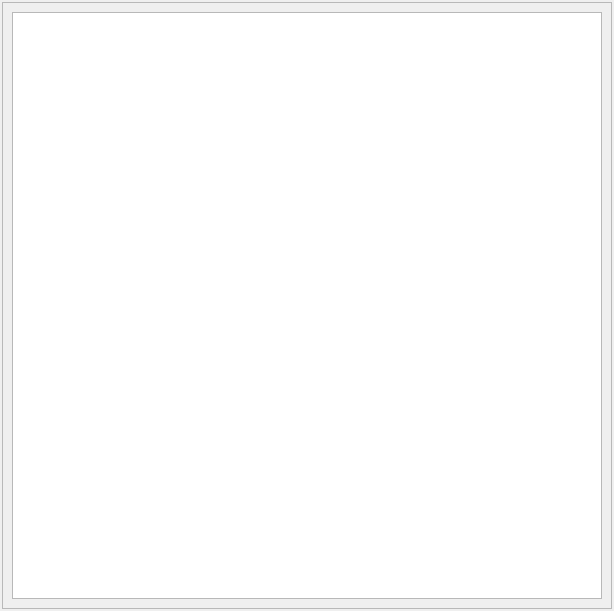
Before: the Qt Designer form Projects/Inspector/FileWidget.ui in ezEngine/ezEngine, drawn with Qt 5.
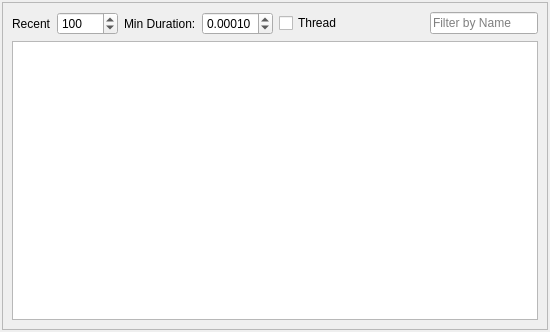
After: the same form once the commit is applied.

Patch:
```diff
--- a/Projects/Inspector/FileWidget.ui
+++ b/Projects/Inspector/FileWidget.ui
@@ -6,13 +6,13 @@
    <rect>
     <x>0</x>
     <y>0</y>
-    <width>614</width>
-    <height>611</height>
+    <width>550</width>
+    <height>332</height>
    </rect>
   </property>
   <property name="minimumSize">
    <size>
-    <width>300</width>
+    <width>429</width>
     <height>200</height>
    </size>
   </property>
@@ -56,7 +56,108 @@
       <property name="frameShadow">
        <enum>QFrame::Plain</enum>
       </property>
-      <layout class="QVBoxLayout" name="verticalLayout_4">
+      <layout class="QVBoxLayout" name="verticalLayout">
+       <item>
+        <layout class="QHBoxLayout" name="horizontalLayout">
+         <item>
+          <widget class="QLabel" name="label_2">
+           <property name="toolTip">
+            <string>&lt;html&gt;&lt;head/&gt;&lt;body&gt;&lt;p&gt;Limits the output to the most recent n activities. Set to zero to include all items.&lt;/p&gt;&lt;p&gt;Note that the limit does not take the sorting criteria into account but only how old an entry is.&lt;/p&gt;&lt;/body&gt;&lt;/html&gt;</string>
+           </property>
+           <property name="text">
+            <string>Recent</string>
+           </property>
+          </widget>
+         </item>
+         <item>
+          <widget class="QSpinBox" name="SpinLimitToRecent">
+           <property name="maximum">
+            <number>10000</number>
+           </property>
+           <property name="singleStep">
+            <number>10</number>
+           </property>
+           <property name="value">
+            <number>100</number>
+           </property>
+          </widget>
+         </item>
+         <item>
+          <widget class="QLabel" name="label">
+           <property name="text">
+            <string>Min Duration:</string>
+           </property>
+          </widget>
+         </item>
+         <item>
+          <widget class="QDoubleSpinBox" name="SpinMinDuration">
+           <property name="minimumSize">
+            <size>
+             <width>60</width>
+             <height>0</height>
+            </size>
+           </property>
+           <property name="toolTip">
+            <string>&lt;html&gt;&lt;head/&gt;&lt;body&gt;&lt;p&gt;All file operations that have a shorter blocking duration than this will not be shown.&lt;/p&gt;&lt;/body&gt;&lt;/html&gt;</string>
+           </property>
+           <property name="decimals">
+            <number>5</number>
+           </property>
+           <property name="maximum">
+            <double>9.990000000000000</double>
+           </property>
+           <property name="singleStep">
+            <double>0.000100000000000</double>
+           </property>
+           <property name="value">
+            <double>0.000100000000000</double>
+           </property>
+          </widget>
+         </item>
+         <item>
+          <widget class="QCheckBox" name="CheckMainThread">
+           <property name="toolTip">
+            <string>This checkbox has three states.
+It allows to limit the output to operations that are done  on the main thread or another thread.
+By default all operations are shown.
+</string>
+           </property>
+           <property name="text">
+            <string>Thread</string>
+           </property>
+           <property name="checked">
+            <bool>false</bool>
+           </property>
+           <property name="tristate">
+            <bool>true</bool>
+           </property>
+          </widget>
+         </item>
+         <item>
+          <spacer name="horizontalSpacer">
+           <property name="orientation">
+            <enum>Qt::Horizontal</enum>
+           </property>
+           <property name="sizeHint" stdset="0">
+            <size>
+             <width>40</width>
+             <height>20</height>
+            </size>
+           </property>
+          </spacer>
+         </item>
+         <item>
+          <widget class="QLineEdit" name="LineFilterByName">
+           <property name="toolTip">
+            <string>&lt;html&gt;&lt;head/&gt;&lt;body&gt;&lt;p&gt;Limits the output to files that contain the given text in their path.&lt;/p&gt;&lt;/body&gt;&lt;/html&gt;</string>
+           </property>
+           <property name="placeholderText">
+            <string>Filter by Name</string>
+           </property>
+          </widget>
+         </item>
+        </layout>
+       </item>
        <item>
         <widget class="QTableWidget" name="Table">
          <property name="editTriggers">
```
Left out of the diff: 11 changed lines with no effect on the pictures.
